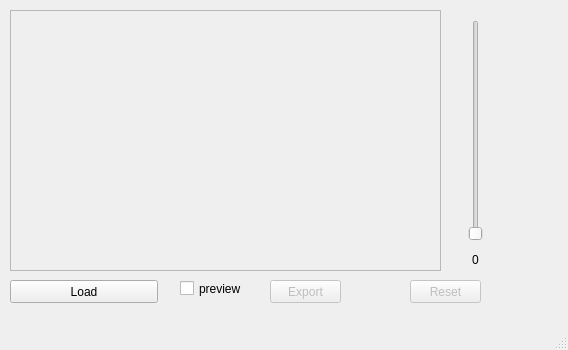
This is controlwindow.ui in ronail/qt-background-remove as Qt 5 draws it before an edit. The edited form follows.
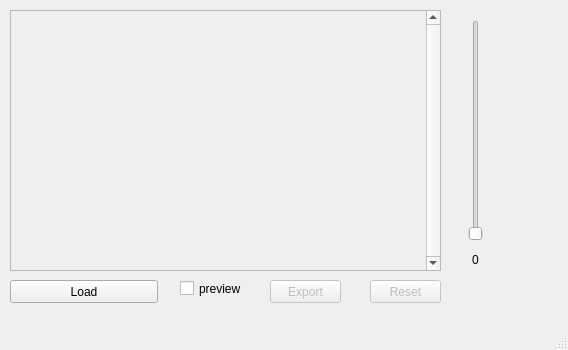
This is the edited form. Icons and pictures are not drawn. Custom widgets are drawn as their Qt base class.

```diff
--- a/controlwindow.ui
+++ b/controlwindow.ui
@@ -20,7 +20,7 @@
     </property>
     <property name="geometry">
      <rect>
-      <x>410</x>
+      <x>370</x>
       <y>280</y>
       <width>71</width>
       <height>23</height>
@@ -131,6 +131,9 @@
       <height>261</height>
      </rect>
     </property>
+    <property name="verticalScrollBarPolicy">
+     <enum>Qt::ScrollBarAlwaysOn</enum>
+    </property>
     <property name="widgetResizable">
      <bool>true</bool>
     </property>
@@ -139,7 +142,7 @@
       <rect>
        <x>0</x>
        <y>0</y>
-       <width>429</width>
+       <width>412</width>
        <height>259</height>
       </rect>
      </property>
```
